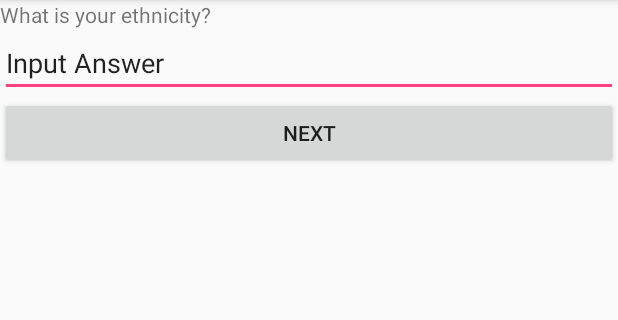
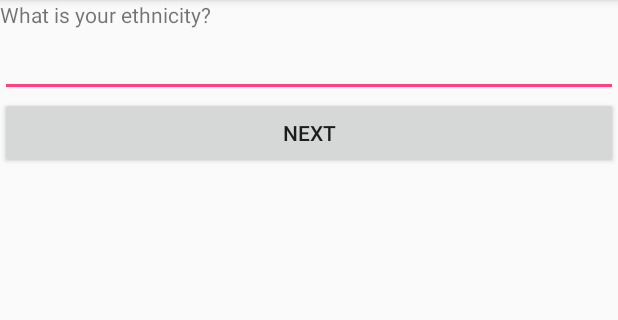
Before and after one commit to jonathankoenigau/SurveyProjectCS338, an Android app: the screen it shows after launch (QuestionActivity), after a tap on "NEXT", on a phone screen of 412 x 824 dp, the part 84-404 px from its top. Run offline under Robolectric (Android 15) with nearby library versions, the phone set to English and light mode, and no system bars.

Commit message:
Pushed Bryan's code

```diff
--- a/app/src/main/java/com/surveyprojectcs338/groupproject/surveyprojectcs338/QuestionActivity.java
+++ b/app/src/main/java/com/surveyprojectcs338/groupproject/surveyprojectcs338/QuestionActivity.java
@@ -116,6 +116,7 @@ public class QuestionActivity extends AppCompatActivity {
                         mRickImage.setVisibility(View.GONE);
 
                         mEditText.setVisibility(View.VISIBLE);
+                        mEditText.setText("");
 
                         mRadioGroup.setVisibility(View.GONE);
 
@@ -132,6 +133,7 @@ public class QuestionActivity extends AppCompatActivity {
                         mEditText.setVisibility(View.GONE);
 
                         mRadioGroup.setVisibility(View.VISIBLE);
+                        mRadioGroup.clearCheck();
 
                         mRadio1.setVisibility(View.GONE);
                         mRadio2.setVisibility(View.GONE);
--- a/app/src/main/res/values/strings.xml
+++ b/app/src/main/res/values/strings.xml
@@ -1,4 +1,4 @@
 <resources>
     <string name="app_name">SurveyProjectCS338</string>
-    <string name="questionTextboxDefault">Input Answer</string>
+    <string name="questionTextboxDefault"></string>
 </resources>
```
